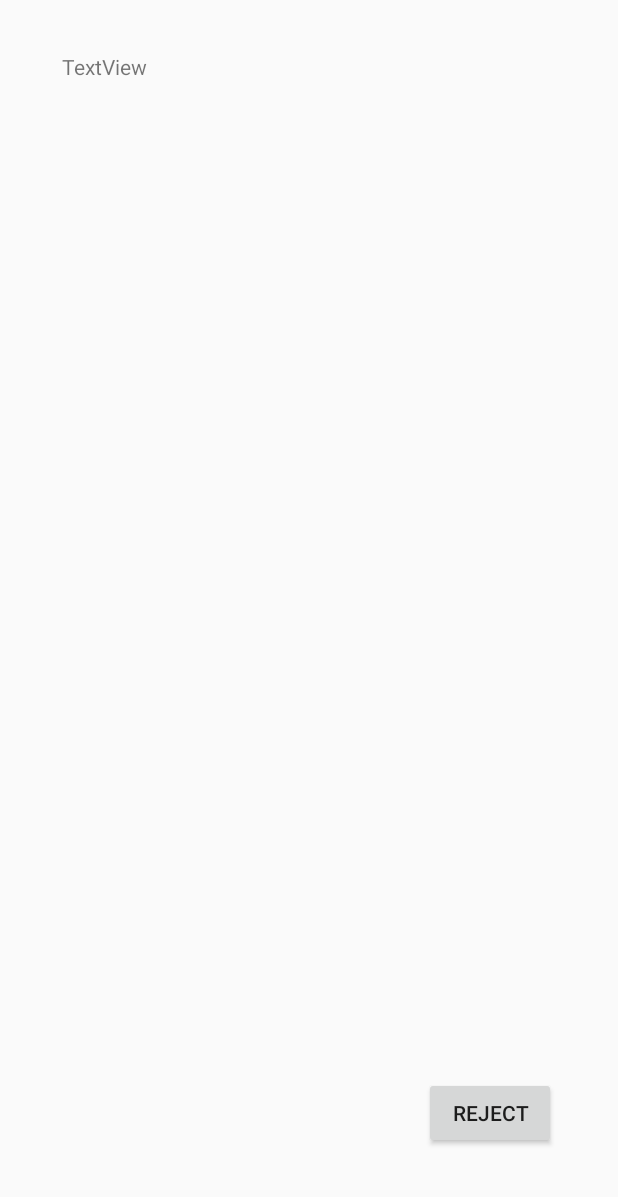
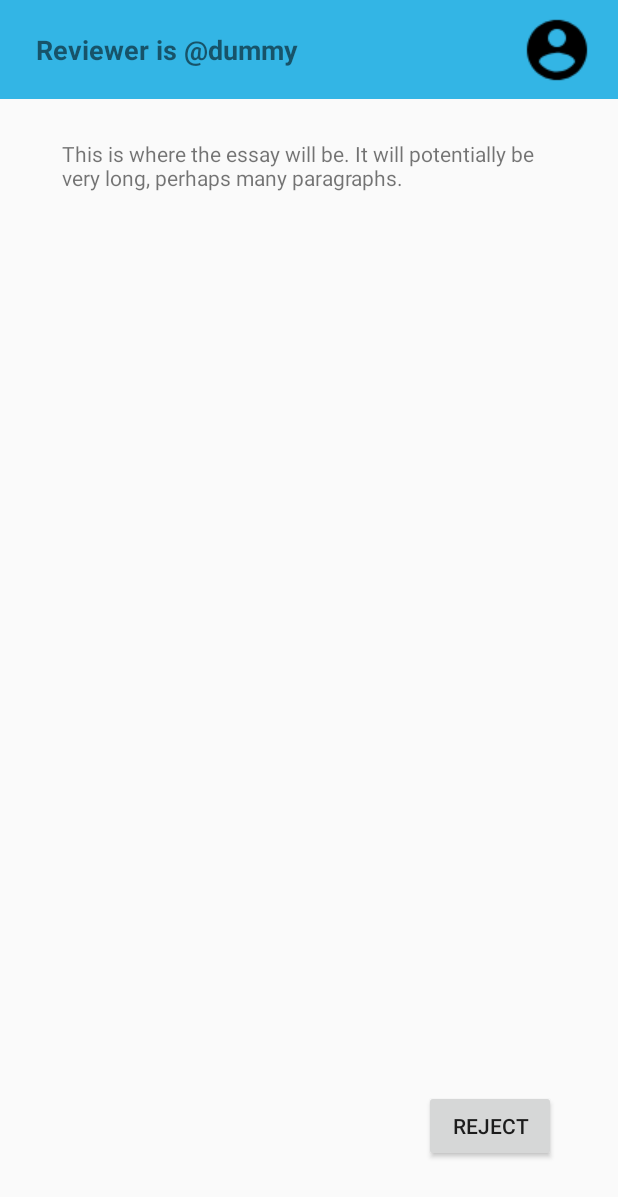
Before and after one commit to bounswe/bounswe2019group5, an Android app: the layout activity_text_essay_detail_loaded.xml on its own in the app's theme, with its tools: preview values and no code run, on a phone screen of 412 x 824 dp. Shown: the top 1197 px of the screen. Run offline under Robolectric (Android 15) with nearby library versions, the phone set to English and light mode, and no system bars.

Commit message:
TextEssayDetailActivity now includes a text that shows the reviewer and a button that directs to the profile of the reviewer. These elements only appear to the author.

```diff
--- a/languageLearning/app/src/main/java/com/example/languageLearning/TextEssayDetailActivity.java
+++ b/languageLearning/app/src/main/java/com/example/languageLearning/TextEssayDetailActivity.java
@@ -2,8 +2,10 @@ package com.example.languageLearning;
 
 import androidx.appcompat.app.AlertDialog;
 import androidx.appcompat.app.AppCompatActivity;
+import androidx.constraintlayout.widget.ConstraintLayout;
 
 import android.content.DialogInterface;
+import android.content.Intent;
 import android.graphics.Color;
 import android.os.Bundle;
 import android.text.Layout;
@@ -16,6 +18,7 @@ import android.view.MotionEvent;
 import android.view.View;
 import android.widget.Button;
 import android.widget.EditText;
+import android.widget.ImageButton;
 import android.widget.ProgressBar;
 import android.widget.TextView;
 import android.widget.Toast;
@@ -37,7 +40,9 @@ public class TextEssayDetailActivity extends AppCompatActivity {
     private final String TAG = getClass().getName();
 
     Essay essay;
-    TextView essayTextView;
+    ConstraintLayout reviewerInfoLayout;
+    TextView essayTextView, reviewerInfoTextView;
+    ImageButton reviewerProfileButton;
     Button rejectButton;
     MyApplication app;
     ProgressBar progressBar;
@@ -146,8 +151,11 @@ public class TextEssayDetailActivity extends AppCompatActivity {
 
     private void annotationsLoaded(JSONArray response) {
         TextEssayDetailActivity.this.setContentView(R.layout.activity_text_essay_detail_loaded);
+        reviewerInfoLayout = findViewById(R.id.reviewerInfoLayout);
         essayTextView = findViewById(R.id.essayTextView);
         rejectButton = findViewById(R.id.rejectButton);
+        reviewerInfoTextView = findViewById(R.id.reviewerInfoTextView);
+        reviewerProfileButton = findViewById(R.id.reviewerProfileButton);
         progressBar = null;
         try {
             for (int i = 0; i < response.length(); i++)
@@ -160,6 +168,7 @@ public class TextEssayDetailActivity extends AppCompatActivity {
         }
         drawAnnotations();
         if (app.getUsername().equals(essay.author) == false) { // We are the reviewer
+            reviewerInfoLayout.setVisibility(View.GONE);
             rejectButton.setOnClickListener(new View.OnClickListener() {
                 @Override
                 public void onClick(View v) {
@@ -197,6 +206,13 @@ public class TextEssayDetailActivity extends AppCompatActivity {
         }
         else { // We are the author
             rejectButton.setVisibility(View.INVISIBLE);
+            reviewerInfoTextView.setText("Reviewer is @" + essay.reviewer);
+            reviewerProfileButton.setOnClickListener(new View.OnClickListener() {
+                @Override
+                public void onClick(View v) {
+                    reviewerProfileButtonClicked();
+                }
+            });
         }
         essayTextView.setOnTouchListener(new View.OnTouchListener() {
             @Override
@@ -204,6 +220,12 @@ public class TextEssayDetailActivity extends AppCompatActivity {
                 return essayTextViewOnTouch(v, event);
             }
         });
+    }
+
+    private void reviewerProfileButtonClicked() {
+        Intent intent = new Intent(this, ProfilePageActivity.class);
+        intent.putExtra("username", essay.reviewer);
+        startActivity(intent);
     }
 
     private boolean essayTextViewOnTouch(View v, MotionEvent event) {
--- a/languageLearning/app/src/main/res/layout/activity_text_essay_detail_loaded.xml
+++ b/languageLearning/app/src/main/res/layout/activity_text_essay_detail_loaded.xml
@@ -6,25 +6,61 @@
     android:layout_height="match_parent"
     tools:context=".TextEssayDetailActivity">
 
+    <androidx.constraintlayout.widget.ConstraintLayout
+        android:id="@+id/reviewerInfoLayout"
+        android:layout_width="match_parent"
+        android:layout_height="wrap_content"
+        android:background="@android:color/holo_blue_light"
+        android:orientation="vertical"
+        app:layout_constraintTop_toTopOf="parent"
+        app:layout_constraintStart_toStartOf="parent"
+        app:layout_constraintEnd_toEndOf="parent">
+
+        <ImageButton
+            android:id="@+id/reviewerProfileButton"
+            android:layout_width="50dp"
+            android:layout_height="50dp"
+            android:layout_marginTop="8dp"
+            android:layout_marginEnd="16dp"
+            android:layout_marginBottom="8dp"
+            android:background="@android:color/transparent"
+            app:layout_constraintBottom_toBottomOf="parent"
+            app:layout_constraintEnd_toEndOf="parent"
+            app:layout_constraintTop_toTopOf="parent"
+            app:srcCompat="@drawable/profile_icon" />
+
+        <TextView
+            android:id="@+id/reviewerInfoTextView"
+            android:layout_width="wrap_content"
+            android:layout_height="wrap_content"
+            android:layout_marginStart="24dp"
+            android:text="Reviewer is @dummy"
+            android:textSize="18sp"
+            android:textStyle="bold"
+            app:layout_constraintBottom_toBottomOf="@+id/reviewerProfileButton"
+            app:layout_constraintStart_toStartOf="parent"
+            app:layout_constraintTop_toTopOf="@+id/reviewerProfileButton" />
+    </androidx.constraintlayout.widget.ConstraintLayout>
+
     <TextView
         android:id="@+id/essayTextView"
         android:layout_width="0dp"
         android:layout_height="0dp"
         android:singleLine="false"
-        android:text="TextView"
+        android:text="This is where the essay will be. It will potentially be very long, perhaps many paragraphs."
         app:layout_constraintBottom_toBottomOf="parent"
         app:layout_constraintEnd_toEndOf="parent"
-        app:layout_constraintHeight_percent=".8"
+        app:layout_constraintHeight_percent=".75"
         app:layout_constraintStart_toStartOf="parent"
-        app:layout_constraintTop_toTopOf="parent"
-        app:layout_constraintVertical_bias="0.20999998"
+        app:layout_constraintTop_toBottomOf="@+id/reviewerInfoLayout"
+        app:layout_constraintVertical_bias="0.19"
         app:layout_constraintWidth_percent=".8" />
 
     <Button
         android:id="@+id/rejectButton"
         android:layout_width="wrap_content"
         android:layout_height="wrap_content"
-        android:layout_marginTop="24dp"
+        android:layout_marginTop="16dp"
         android:text="Reject"
         app:layout_constraintEnd_toEndOf="@+id/essayTextView"
         app:layout_constraintTop_toBottomOf="@+id/essayTextView" />
```
